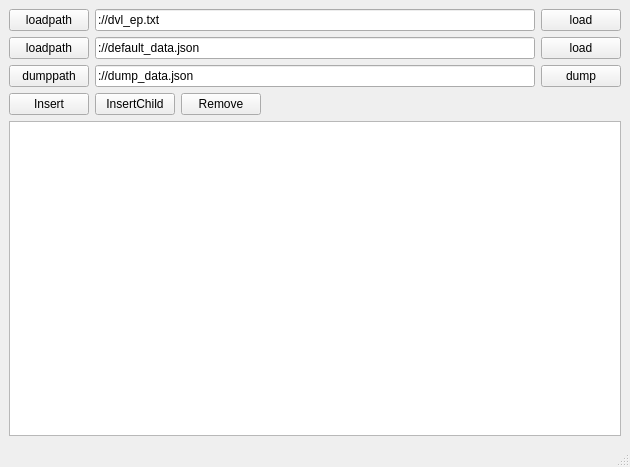
This is mainwindow.ui in MSergeyS/cpp-qt-json-and-treeview as Qt 5 draws it before an edit. The edited form follows.
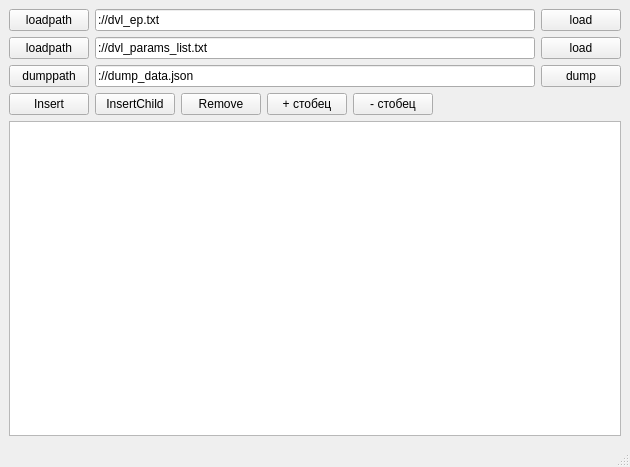
This is the edited form.

Commit message: сделал разбор электронного паспорта в дерево, сохранение в json, добавление и удаление строк

```diff
--- a/mainwindow.ui
+++ b/mainwindow.ui
@@ -52,7 +52,7 @@
       <item>
        <widget class="QLineEdit" name="editLoadPath">
         <property name="text">
-         <string>://default_data.json</string>
+         <string>://dvl_params_list.txt</string>
         </property>
        </widget>
       </item>
@@ -113,6 +113,20 @@
         </property>
        </widget>
       </item>
+      <item>
+       <widget class="QPushButton" name="insertColumnAction">
+        <property name="text">
+         <string>+ стобец</string>
+        </property>
+       </widget>
+      </item>
+      <item>
+       <widget class="QPushButton" name="removeColumnAction">
+        <property name="text">
+         <string>- стобец</string>
+        </property>
+       </widget>
+      </item>
       <item>
        <spacer name="horizontalSpacer">
         <property name="orientation">
```
Left out of the diff: 3 changed lines with no effect on the pictures. The commit also changes 13 other files.
